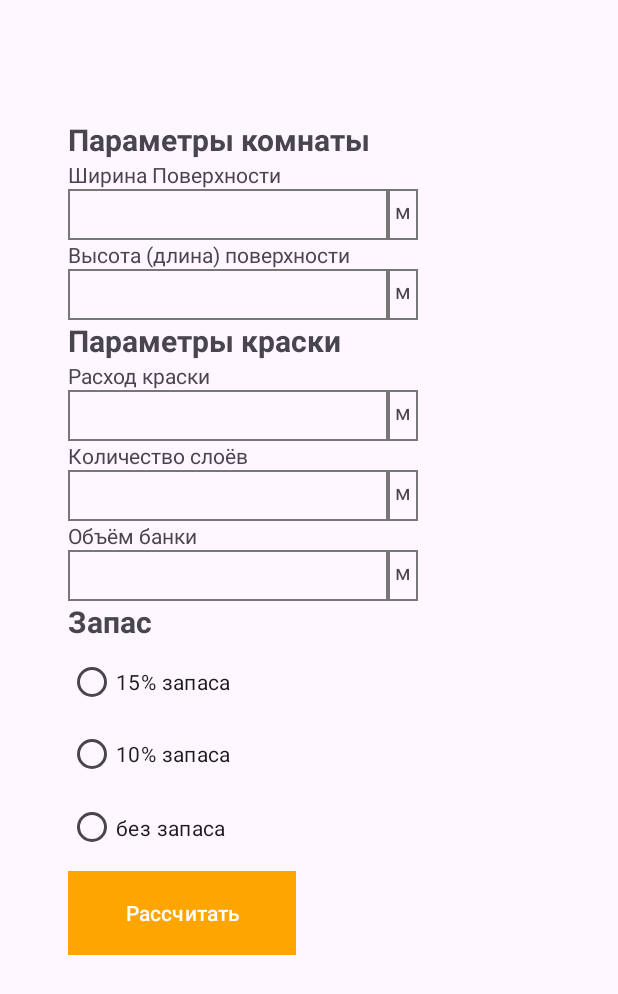
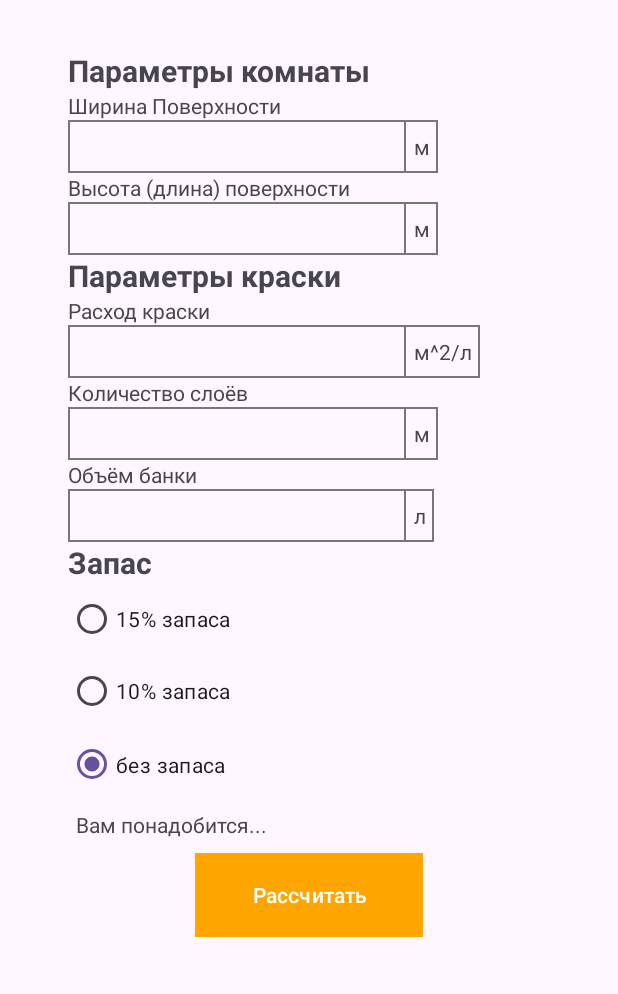
Before and after one commit to Sla14ughter/CalculatorFinally, an Android app: the screen it shows after launch (MainActivity), on a phone screen of 412 x 824 dp. Shown: the top 994 px of the screen. Run offline under Robolectric (Android 15) with nearby library versions, the phone set to English and light mode, and no system bars.

Commit message:
Написал бэкенд

```diff
--- a/app/src/main/java/com/example/calculatorfinally/MainActivity.java
+++ b/app/src/main/java/com/example/calculatorfinally/MainActivity.java
@@ -3,6 +3,13 @@ package com.example.calculatorfinally;
 import androidx.appcompat.app.AppCompatActivity;
 
 import android.os.Bundle;
+import android.view.View;
+import android.widget.EditText;
+import android.widget.RadioButton;
+import android.widget.RadioGroup;
+import android.widget.TextView;
+
+import java.util.Locale;
 
 public class MainActivity extends AppCompatActivity {
 
@@ -11,4 +18,63 @@ public class MainActivity extends AppCompatActivity {
         super.onCreate(savedInstanceState);
         setContentView(R.layout.activity_main);
     }
+
+    public void calculate(View view) {
+        try {
+            TextView resultView = findViewById(R.id.result);
+            EditText
+                    editWidth = findViewById(R.id.editWidth),
+                    editHeight = findViewById(R.id.editHeight),
+                    editConsumption = findViewById(R.id.editConsumption),
+                    editLayers = findViewById(R.id.editLayers),
+                    editVolume = findViewById(R.id.editVolume);
+            RadioGroup reserveGroup = findViewById(R.id.reserve);
+            String
+                    widthString = editWidth.getText().toString(),
+                    heightString = editHeight.getText().toString(),
+                    consumptionString = editConsumption.getText().toString(),
+                    layersString = editLayers.getText().toString(),
+                    volumeString = editVolume.getText().toString();
+            Double
+                    width = Double.parseDouble(widthString),
+                    height = Double.parseDouble(heightString),
+                    consumption = Double.parseDouble(consumptionString),
+                    volume = Double.parseDouble(volumeString),
+                    reserve = (double) 0;
+            int layers = Integer.parseInt(layersString), result;
+            final int
+                    checked = reserveGroup.getCheckedRadioButtonId(),
+                    fifteen = R.id.fifteen,
+                    ten = R.id.ten,
+                    zero = R.id.zero;
+            if (checked == fifteen)
+                reserve = 1.15;
+            else if (checked == ten)
+                reserve = 1.10;
+            else if (checked == zero)
+                reserve = (double) 1;
+            result = (int) Math.ceil(width * height * layers * reserve / (consumption * volume));
+            resultView.setText(String.format(Locale.getDefault(), "Вам понадобится %d %s", result, formatJars(result)));
+        }
+        catch (Exception e) {
+            e.printStackTrace();
+        }
+    }
+
+    private String formatJars(int count) {
+        if (count % 100 >= 11 && count % 100 <= 14) {
+            return "банок";
+        } else {
+            switch (count % 10) {
+                case 1:
+                    return "банка";
+                case 2:
+                case 3:
+                case 4:
+                    return "банки";
+                default:
+                    return "банок";
+            }
+        }
+    }
 }
--- a/app/src/main/res/layout/activity_main.xml
+++ b/app/src/main/res/layout/activity_main.xml
@@ -8,7 +8,7 @@
 
     <LinearLayout
         android:layout_width="322dp"
-        android:layout_height="732dp"
+        android:layout_height="0dp"
         android:orientation="vertical"
         android:paddingTop="50px"
         app:layout_constraintBottom_toBottomOf="parent"
@@ -46,21 +46,32 @@
             <LinearLayout
                 android:layout_width="wrap_content"
                 android:layout_height="match_parent"
-                android:orientation="horizontal">
+                android:orientation="horizontal"
+                android:background="@drawable/textedit"
+                android:padding="0dp">
 
                 <EditText
-                    android:id="@+id/editTextNumber"
+                    android:id="@+id/editWidth"
                     android:layout_width="wrap_content"
                     android:layout_height="wrap_content"
-                    android:background="@drawable/textedit"
+                    android:background="@null"
                     android:ems="10"
-                    android:inputType="number" />
+                    android:inputType="number"
+                    android:layout_margin="5dp"/>
+
+                <View
+                    android:layout_width="1dp"
+                    android:layout_height="match_parent"
+                    android:background="@color/gray" />
 
                 <TextView
                     android:layout_width="wrap_content"
                     android:layout_height="match_parent"
-                    android:background="@drawable/textedit"
-                    android:text="м" />
+                    android:background="@null"
+                    android:text="м"
+                    android:layout_marginStart="5dp"
+                    android:layout_marginEnd="5dp"
+                    android:gravity="center"/>
             </LinearLayout>
 
         </LinearLayout>
@@ -87,21 +98,32 @@
             <LinearLayout
                 android:layout_width="wrap_content"
                 android:layout_height="match_parent"
-                android:orientation="horizontal">
+                android:orientation="horizontal"
+                android:background="@drawable/textedit"
+                android:padding="0dp">
 
                 <EditText
-                    android:id="@+id/editTextNumber2"
+                    android:id="@+id/editHeight"
                     android:layout_width="wrap_content"
                     android:layout_height="wrap_content"
-                    android:background="@drawable/textedit"
+                    android:background="@null"
                     android:ems="10"
-                    android:inputType="number" />
+                    android:inputType="number"
+                    android:layout_margin="5dp"/>
+
+                <View
+                    android:layout_width="1dp"
+                    android:layout_height="match_parent"
+                    android:background="@color/gray" />
 
                 <TextView
                     android:layout_width="wrap_content"
                     android:layout_height="match_parent"
-                    android:background="@drawable/textedit"
-                    android:text="м" />
+                    android:background="@null"
+                    android:text="м"
+                    android:layout_marginStart="5dp"
+                    android:layout_marginEnd="5dp"
+                    android:gravity="center"/>
             </LinearLayout>
 
         </LinearLayout>
@@ -136,21 +158,32 @@
             <LinearLayout
                 android:layout_width="wrap_content"
                 android:layout_height="match_parent"
-                android:orientation="horizontal">
+                android:orientation="horizontal"
+                android:background="@drawable/textedit"
+                android:padding="0dp">
 
                 <EditText
-                    android:id="@+id/editTextNumber3"
+                    android:id="@+id/editConsumption"
                     android:layout_width="wrap_content"
                     android:layout_height="wrap_content"
-                    android:background="@drawable/textedit"
+                    android:background="@null"
                     android:ems="10"
-                    android:inputType="number" />
+                    android:inputType="number"
+                    android:layout_margin="5dp"/>
+
+                <View
+                    android:layout_width="1dp"
+                    android:layout_height="match_parent"
+                    android:background="@color/gray" />
 
                 <TextView
                     android:layout_width="wrap_content"
                     android:layout_height="match_parent"
-                    android:background="@drawable/textedit"
-                    android:text="м" />
+                    android:background="@null"
+                    android:text="м^2/л"
+                    android:layout_marginStart="5dp"
+                    android:layout_marginEnd="5dp"
+                    android:gravity="center"/>
             </LinearLayout>
 
         </LinearLayout>
@@ -177,21 +210,32 @@
             <LinearLayout
                 android:layout_width="wrap_content"
                 android:layout_height="match_parent"
-                android:orientation="horizontal">
+                android:orientation="horizontal"
+                android:background="@drawable/textedit"
+                android:padding="0dp">
 
                 <EditText
-                    android:id="@+id/editTextNumber4"
+                    android:id="@+id/editLayers"
                     android:layout_width="wrap_content"
                     android:layout_height="wrap_content"
-                    android:background="@drawable/textedit"
+                    android:background="@null"
                     android:ems="10"
-                    android:inputType="number" />
+                    android:inputType="number"
+                    android:layout_margin="5dp"/>
+
+                <View
+                    android:layout_width="1dp"
+                    android:layout_height="match_parent"
+                    android:background="@color/gray" />
 
                 <TextView
                     android:layout_width="wrap_content"
                     android:layout_height="match_parent"
-                    android:background="@drawable/textedit"
-                    android:text="м" />
+                    android:background="@null"
+                    android:text="м"
+                    android:layout_marginStart="5dp"
+                    android:layout_marginEnd="5dp"
+                    android:gravity="center"/>
             </LinearLayout>
 
         </LinearLayout>
@@ -218,82 +262,85 @@
             <LinearLayout
                 android:layout_width="wrap_content"
                 android:layout_height="match_parent"
-                android:orientation="horizontal">
+                android:orientation="horizontal"
+                android:background="@drawable/textedit"
+                android:padding="0dp">
 
                 <EditText
-                    android:id="@+id/editTextNumber6"
+                    android:id="@+id/editVolume"
                     android:layout_width="wrap_content"
                     android:layout_height="wrap_content"
-                    android:background="@drawable/textedit"
+                    android:background="@null"
                     android:ems="10"
-                    android:inputType="number" />
+                    android:inputType="number"
+                    android:layout_margin="5dp"/>
+
+                <View
+                    android:layout_width="1dp"
+                    android:layout_height="match_parent"
+                    android:background="@color/gray" />
 
                 <TextView
                     android:layout_width="wrap_content"
                     android:layout_height="match_parent"
-                    android:background="@drawable/textedit"
-                    android:text="м" />
+                    android:background="@null"
+                    android:text="л"
+                    android:layout_marginStart="5dp"
+                    android:layout_marginEnd="5dp"
+                    android:gravity="center"/>
             </LinearLayout>
 
         </LinearLayout>
 
         <TextView
             android:id="@+id/textView3"
-            android:layout_width="286dp"
-            android:layout_height="30dp"
+            android:layout_width="match_parent"
+            android:layout_height="wrap_content"
             android:text="Запас"
             android:textSize="20sp"
-            android:textStyle="bold"
-            app:layout_constraintBottom_toBottomOf="parent"
-            app:layout_constraintEnd_toEndOf="parent"
-            app:layout_constraintHorizontal_bias="0.376"
-            app:layout_constraintStart_toStartOf="parent"
-            app:layout_constraintTop_toTopOf="parent"
-            app:layout_constraintVertical_bias="0.664" />
+            android:textStyle="bold" />
 
+        <RadioGroup
+            android:id="@+id/reserve"
+            android:layout_width="match_parent"
+            android:layout_height="wrap_content"
+            android:orientation="vertical">
 
             <RadioButton
-            android:id="@+id/radioButton2"
+                android:id="@+id/fifteen"
                 android:layout_width="wrap_content"
                 android:layout_height="wrap_content"
                 android:text="15% запаса"
                 android:textSize="14sp"
-            android:textStyle="normal"
-            app:layout_constraintBottom_toBottomOf="parent"
-            app:layout_constraintEnd_toEndOf="parent"
-            app:layout_constraintHorizontal_bias="0.156"
-            app:layout_constraintStart_toStartOf="parent"
-            app:layout_constraintTop_toTopOf="parent"
-            app:layout_constraintVertical_bias="0.726" />
+                android:textStyle="normal" />
 
             <RadioButton
-            android:id="@+id/radioButton3"
+                android:id="@+id/ten"
                 android:layout_width="wrap_content"
                 android:layout_height="wrap_content"
                 android:text="10% запаса"
                 android:textSize="14sp"
-            android:textStyle="normal"
-            app:layout_constraintBottom_toBottomOf="parent"
-            app:layout_constraintEnd_toEndOf="parent"
-            app:layout_constraintHorizontal_bias="0.156"
-            app:layout_constraintStart_toStartOf="parent"
-            app:layout_constraintTop_toTopOf="parent"
-            app:layout_constraintVertical_bias="0.796" />
+                android:textStyle="normal"/>
 
 
             <RadioButton
-            android:id="@+id/radioButton4"
+                android:id="@+id/zero"
                 android:layout_width="110dp"
                 android:layout_height="50dp"
                 android:text="без запаса"
                 android:textSize="14sp"
                 android:textStyle="normal"
-            app:layout_constraintBottom_toBottomOf="parent"
-            app:layout_constraintEnd_toEndOf="parent"
-            app:layout_constraintHorizontal_bias="0.156"
-            app:layout_constraintStart_toStartOf="parent"
-            app:layout_constraintTop_toTopOf="parent"
-            app:layout_constraintVertical_bias="0.869" />
+                android:checked="true"/>
+
+        </RadioGroup>
+
+
+        <TextView
+            android:id="@+id/result"
+            android:layout_width="match_parent"
+            android:layout_height="wrap_content"
+            android:text="Вам понадобится... "
+            android:padding="5dp"/>
 
         <Button
             android:id="@+id/button"
@@ -302,12 +349,8 @@
             android:backgroundTint="@color/orange"
             android:text="Рассчитать"
             app:cornerRadius="0dp"
-            app:layout_constraintBottom_toBottomOf="parent"
-            app:layout_constraintEnd_toEndOf="parent"
-            app:layout_constraintHorizontal_bias="0.181"
-            app:layout_constraintStart_toStartOf="parent"
-            app:layout_constraintTop_toTopOf="parent"
-            app:layout_constraintVertical_bias="0.976" />
+            android:onClick="calculate"
+            android:layout_gravity="center"/>
 
     </LinearLayout>
 
```
Lines whose indentation alone changed are shown as unchanged.
